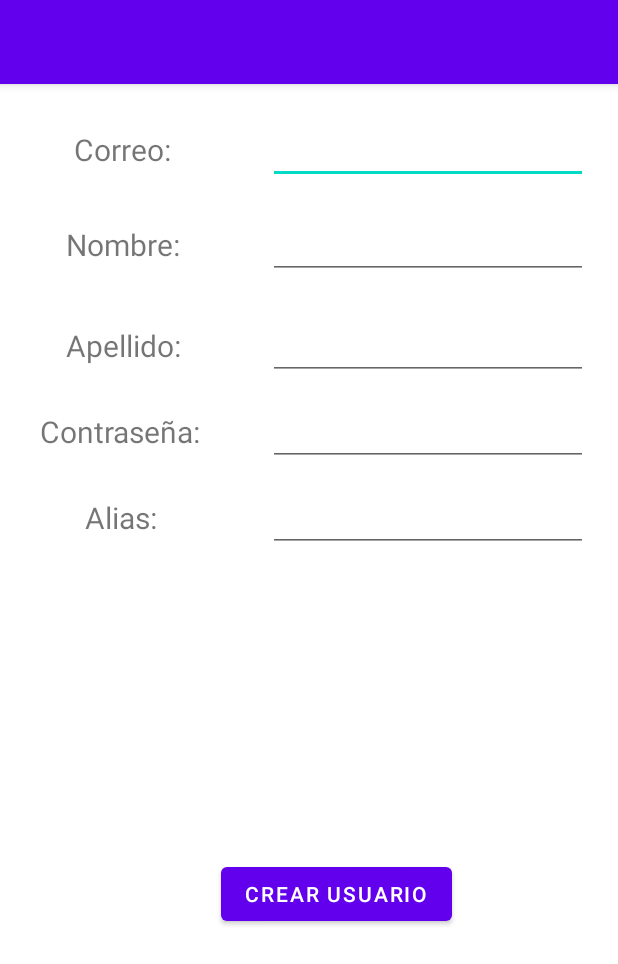
After one commit to controvane/TelefericoTuristico, an Android app: the CreateUserActivity screen opened directly, with no data from a screen before it, on a phone screen of 412 x 824 dp. The commit adds this screen. Shown: the top 964 px of the screen. Run offline under Robolectric (Android 15) with nearby library versions, the phone set to English and light mode, and no system bars; our stand-ins replace Volley; network calls fail.

Commit message:
Se puede crear usuario!!!

```diff
--- /dev/null
+++ b/app/src/main/java/com/univalle/javiermurguia/proyectotelefericoturistico2/Activities/CreateUserActivity.java
@@ -0,0 +1,77 @@
+package com.univalle.javiermurguia.proyectotelefericoturistico2.Activities;
+
+import androidx.appcompat.app.AppCompatActivity;
+
+import android.content.Intent;
+import android.os.Bundle;
+import android.util.Log;
+import android.widget.Button;
+import android.widget.EditText;
+import android.widget.Toast;
+
+import com.android.volley.Request;
+import com.android.volley.RequestQueue;
+import com.android.volley.toolbox.JsonObjectRequest;
+import com.android.volley.toolbox.Volley;
+import com.univalle.javiermurguia.proyectotelefericoturistico2.R;
+
+import org.json.JSONException;
+import org.json.JSONObject;
+
+import java.util.HashMap;
+import java.util.Map;
+
+public class CreateUserActivity extends AppCompatActivity {
+
+    EditText textCorreo, textNombre, textApellido, textPassword,textAlias;
+    Button buttonCrearUsuario;
+    Intent intento;
+
+    @Override
+    protected void onCreate(Bundle savedInstanceState) {
+        super.onCreate(savedInstanceState);
+        setContentView(R.layout.activity_create_user);
+
+        this.textCorreo = findViewById(R.id.editTextCrearEmail);
+        this.textNombre = findViewById(R.id.editTextCrearNombre);
+        this.textApellido = findViewById(R.id.editTextCrearApellido);
+        this.textPassword = findViewById(R.id.editTextCrearPass);
+        this.textAlias = findViewById(R.id.editTextCrearAlias);
+        this.buttonCrearUsuario = findViewById(R.id.buttonCrearUsuario);
+
+        this.buttonCrearUsuario.setOnClickListener(view -> createNewUser());
+    }
+
+    protected void createNewUser(){
+        RequestQueue queue = Volley.newRequestQueue(CreateUserActivity.this);
+        String url ="http://150.230.90.26/api/register";
+        Map<String,String> newUserArgs = new HashMap<String,String>();
+        newUserArgs.put("email",this.textCorreo.getText().toString());
+        newUserArgs.put("first_name",this.textNombre.getText().toString());
+        newUserArgs.put("last_name",this.textApellido.getText().toString());
+        newUserArgs.put("password",this.textPassword.getText().toString());
+        newUserArgs.put("user_name",this.textAlias.getText().toString());
+        JsonObjectRequest jSonRequest = new JsonObjectRequest(
+                Request.Method.POST,
+                url,new JSONObject(newUserArgs),
+                object -> fillApiContent(object),
+                error -> Log.d("aviso","Ooops, hubo un error "+error.getMessage()));
+        queue.add(jSonRequest);
+        return;
+    }
+
+    private void fillApiContent(JSONObject object){
+        this.intento = new Intent(this.getApplicationContext(), LoginActivity.class);
+        try {
+            if(object.getBoolean("enabled")){
+                Toast.makeText(this,"usuario creado con exito",Toast.LENGTH_LONG).show();
+                startActivity(this.intento);
+                this.finish();
+                return;
+            }
+            Toast.makeText(this,"usuario no se pudo crear",Toast.LENGTH_LONG).show();
+        }catch (JSONException ex){
+            Toast.makeText(this,"error al crear el usuario",Toast.LENGTH_LONG).show();
+        }
+    }
+}
--- a/app/src/main/java/com/univalle/javiermurguia/proyectotelefericoturistico2/Activities/LoginActivity.java
+++ b/app/src/main/java/com/univalle/javiermurguia/proyectotelefericoturistico2/Activities/LoginActivity.java
@@ -28,7 +28,7 @@ import java.util.Map;
 
 public class LoginActivity extends AppCompatActivity {
 
-    Button botonInvitado, botonUsuario;
+    Button botonInvitado, botonUsuario, botonNuevoUsuario;
     EditText textoCorreo, textoContrasenia;
     Intent intento;
     Boolean userChecker;
@@ -47,14 +47,11 @@ public class LoginActivity extends AppCompatActivity {
         this.userChecker = false;
         this.botonInvitado = findViewById(R.id.buttonInvitado);
         this.botonUsuario = findViewById(R.id.buttonUsuario);
+        this.botonNuevoUsuario = findViewById(R.id.buttonNuevoUsuario);
         this.textoCorreo = findViewById(R.id.editTextCorreo);
         this.textoContrasenia = findViewById(R.id.editTextPassword);
 
-        this.intento = new Intent(this.getApplicationContext(), MainActivity.class);
-
-        this.botonUsuario.setOnClickListener(new View.OnClickListener() {
-            @Override
-            public void onClick(View view) {
+        this.botonUsuario.setOnClickListener(view -> {
             try{
                 pressBotonUsuario();
             }
@@ -62,23 +59,26 @@ public class LoginActivity extends AppCompatActivity {
                 Log.d("FalloLogin","Se Jorobó el Login");
             }
 
-            }
         });
 
-        this.botonInvitado.setOnClickListener(new View.OnClickListener() {
-            @Override
-            public void onClick(View view) {
-                pressBotonInvitado();
-            }
-        });
+        this.botonInvitado.setOnClickListener(view -> pressBotonInvitado());
+        this.botonNuevoUsuario.setOnClickListener(view -> pressCrearUsuario());
     }
 
     protected void pressBotonInvitado(){
+        this.intento = new Intent(this.getApplicationContext(), MainActivity.class);
+        startActivity(this.intento);
+        this.finish();
+    }
+
+    protected void pressCrearUsuario(){
+        this.intento = new Intent(this.getApplicationContext(), CreateUserActivity.class);
         startActivity(this.intento);
         this.finish();
     }
 
     protected void pressBotonUsuario() throws JSONException {
+        this.intento = new Intent(this.getApplicationContext(), MainActivity.class);
         RequestQueue queue = Volley.newRequestQueue(LoginActivity.this);
         String url ="http://150.230.90.26/api/login";
         Map<String,String> loginArgs = new HashMap<String,String>();
@@ -97,8 +97,7 @@ public class LoginActivity extends AppCompatActivity {
         try {
             if(object.getBoolean("enabled")){
                 this.userChecker = true;
-                this.intento.putExtra("email",this.textoCorreo.getText());
-                this.intento.putExtra("pass",this.textoContrasenia.getText());
+                this.intento.putExtra("user_name",object.getString("user_name"));
                 startActivity(this.intento);
                 this.finish();
                 return;
--- /dev/null
+++ b/app/src/main/res/layout/activity_create_user.xml
@@ -0,0 +1,134 @@
+<?xml version="1.0" encoding="utf-8"?>
+<androidx.constraintlayout.widget.ConstraintLayout xmlns:android="http://schemas.android.com/apk/res/android"
+    xmlns:app="http://schemas.android.com/apk/res-auto"
+    xmlns:tools="http://schemas.android.com/tools"
+    android:layout_width="match_parent"
+    android:layout_height="match_parent"
+    tools:context=".Activities.CreateUserActivity">
+
+    <TextView
+        android:id="@+id/textViewCrearCorreo"
+        android:layout_width="wrap_content"
+        android:layout_height="wrap_content"
+        android:layout_marginTop="30dp"
+        android:text="Correo:"
+        android:textSize="20sp"
+        app:layout_constraintEnd_toStartOf="@+id/editTextCrearEmail"
+        app:layout_constraintHorizontal_bias="0.431"
+        app:layout_constraintStart_toStartOf="parent"
+        app:layout_constraintTop_toTopOf="parent" />
+
+    <TextView
+        android:id="@+id/textViewCrearNombre"
+        android:layout_width="wrap_content"
+        android:layout_height="wrap_content"
+        android:layout_marginTop="36dp"
+        android:text="Nombre:"
+        android:textSize="20sp"
+        app:layout_constraintEnd_toEndOf="@+id/textViewCrearCorreo"
+        app:layout_constraintStart_toStartOf="@+id/textViewCrearCorreo"
+        app:layout_constraintTop_toBottomOf="@+id/textViewCrearCorreo" />
+
+    <TextView
+        android:id="@+id/textViewCrearApellido"
+        android:layout_width="wrap_content"
+        android:layout_height="wrap_content"
+        android:layout_marginTop="40dp"
+        android:text="Apellido:"
+        android:textSize="20sp"
+        app:layout_constraintEnd_toEndOf="@+id/textViewCrearNombre"
+        app:layout_constraintStart_toStartOf="@+id/textViewCrearNombre"
+        app:layout_constraintTop_toBottomOf="@+id/textViewCrearNombre" />
+
+    <TextView
+        android:id="@+id/textViewCrearPass"
+        android:layout_width="wrap_content"
+        android:layout_height="wrap_content"
+        android:layout_marginTop="30dp"
+        android:text="Contraseña: "
+        android:textSize="20sp"
+        app:layout_constraintEnd_toEndOf="@+id/textViewCrearApellido"
+        app:layout_constraintStart_toStartOf="@+id/textViewCrearApellido"
+        app:layout_constraintTop_toBottomOf="@+id/textViewCrearApellido" />
+
+    <EditText
+        android:id="@+id/editTextCrearEmail"
+        android:layout_width="wrap_content"
+        android:layout_height="wrap_content"
+        android:layout_marginEnd="20dp"
+        android:ems="10"
+        android:inputType="textEmailAddress"
+        app:layout_constraintBottom_toBottomOf="@+id/textViewCrearCorreo"
+        app:layout_constraintEnd_toEndOf="parent"
+        app:layout_constraintTop_toTopOf="@+id/textViewCrearCorreo"
+        tools:ignore="SpeakableTextPresentCheck,TouchTargetSizeCheck" />
+
+    <EditText
+        android:id="@+id/editTextCrearNombre"
+        android:layout_width="wrap_content"
+        android:layout_height="wrap_content"
+        android:ems="10"
+        android:inputType="textPersonName"
+        app:layout_constraintBottom_toBottomOf="@+id/textViewCrearNombre"
+        app:layout_constraintEnd_toEndOf="@+id/editTextCrearEmail"
+        app:layout_constraintStart_toStartOf="@+id/editTextCrearEmail"
+        app:layout_constraintTop_toTopOf="@+id/textViewCrearNombre"
+        tools:ignore="TouchTargetSizeCheck,SpeakableTextPresentCheck" />
+
+    <EditText
+        android:id="@+id/editTextCrearApellido"
+        android:layout_width="wrap_content"
+        android:layout_height="wrap_content"
+        android:ems="10"
+        android:inputType="textPersonName"
+        app:layout_constraintBottom_toBottomOf="@+id/textViewCrearApellido"
+        app:layout_constraintEnd_toEndOf="@+id/editTextCrearNombre"
+        app:layout_constraintStart_toStartOf="@+id/editTextCrearNombre"
+        app:layout_constraintTop_toTopOf="@+id/textViewCrearApellido"
+        tools:ignore="TouchTargetSizeCheck,SpeakableTextPresentCheck" />
+
+    <EditText
+        android:id="@+id/editTextCrearPass"
+        android:layout_width="wrap_content"
+        android:layout_height="wrap_content"
+        android:ems="10"
+        android:inputType="textPassword"
+        app:layout_constraintBottom_toBottomOf="@+id/textViewCrearPass"
+        app:layout_constraintEnd_toEndOf="@+id/editTextCrearApellido"
+        app:layout_constraintStart_toStartOf="@+id/editTextCrearApellido"
+        app:layout_constraintTop_toTopOf="@+id/textViewCrearPass"
+        tools:ignore="TouchTargetSizeCheck,SpeakableTextPresentCheck" />
+
+    <Button
+        android:id="@+id/buttonCrearUsuario"
+        android:layout_width="wrap_content"
+        android:layout_height="wrap_content"
+        android:text="Crear Usuario"
+        app:layout_constraintBottom_toBottomOf="parent"
+        app:layout_constraintEnd_toEndOf="@+id/editTextCrearAlias"
+        app:layout_constraintStart_toStartOf="@+id/textViewCrearNombreUsuario"
+        app:layout_constraintTop_toBottomOf="@+id/editTextCrearAlias" />
+
+    <TextView
+        android:id="@+id/textViewCrearNombreUsuario"
+        android:layout_width="wrap_content"
+        android:layout_height="wrap_content"
+        android:layout_marginTop="30dp"
+        android:text="Alias: "
+        android:textSize="20sp"
+        app:layout_constraintEnd_toEndOf="@+id/textViewCrearPass"
+        app:layout_constraintStart_toStartOf="@+id/textViewCrearPass"
+        app:layout_constraintTop_toBottomOf="@+id/textViewCrearPass" />
+
+    <EditText
+        android:id="@+id/editTextCrearAlias"
+        android:layout_width="wrap_content"
+        android:layout_height="wrap_content"
+        android:ems="10"
+        android:inputType="textPersonName"
+        app:layout_constraintBottom_toBottomOf="@+id/textViewCrearNombreUsuario"
+        app:layout_constraintEnd_toEndOf="@+id/editTextCrearPass"
+        app:layout_constraintStart_toStartOf="@+id/editTextCrearPass"
+        app:layout_constraintTop_toTopOf="@+id/textViewCrearNombreUsuario"
+        tools:ignore="TouchTargetSizeCheck,SpeakableTextPresentCheck" />
+</androidx.constraintlayout.widget.ConstraintLayout>
--- a/app/src/main/res/layout/activity_login.xml
+++ b/app/src/main/res/layout/activity_login.xml
@@ -74,4 +74,13 @@
         app:layout_constraintStart_toStartOf="parent"
         app:layout_constraintTop_toBottomOf="@+id/buttonUsuario" />
 
+    <Button
+        android:id="@+id/buttonNuevoUsuario"
+        android:layout_width="wrap_content"
+        android:layout_height="wrap_content"
+        android:text="Crear Usuario"
+        app:layout_constraintBottom_toBottomOf="parent"
+        app:layout_constraintEnd_toEndOf="parent"
+        app:layout_constraintStart_toStartOf="parent" />
+
 </androidx.constraintlayout.widget.ConstraintLayout>
```
Also changed, not shown: app/src/main/AndroidManifest.xml (+9 -4 lines). Lines whose indentation alone changed are shown as unchanged.
